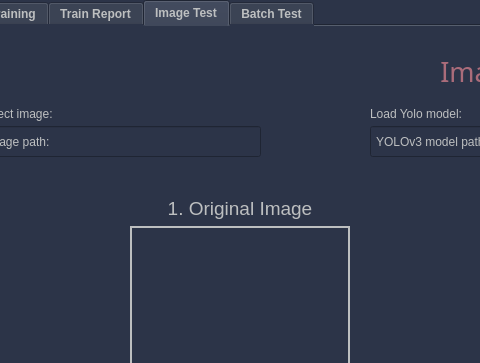
Old version of the form GUI/UI/MainScreen.ui in the repository shlomi1074/Camouflage-Final-Project; both pictures show x 82 to 562 and y 0 to 363 of the 1197 by 811 pixel window.
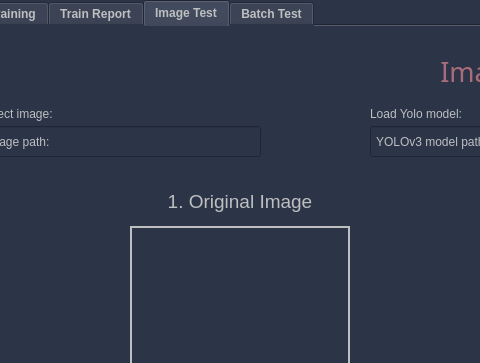
New version of the form. The open tabs and pages were chosen to show the change. Icons and pictures are not drawn.

What changed in the file:
```diff
--- a/GUI/UI/MainScreen.ui
+++ b/GUI/UI/MainScreen.ui
@@ -1926,9 +1926,9 @@
         <property name="geometry">
          <rect>
           <x>210</x>
-          <y>170</y>
+          <y>160</y>
           <width>220</width>
-          <height>25</height>
+          <height>31</height>
          </rect>
         </property>
         <property name="font">
```
Left out of the diff: 2 changed lines with no effect on the pictures.
